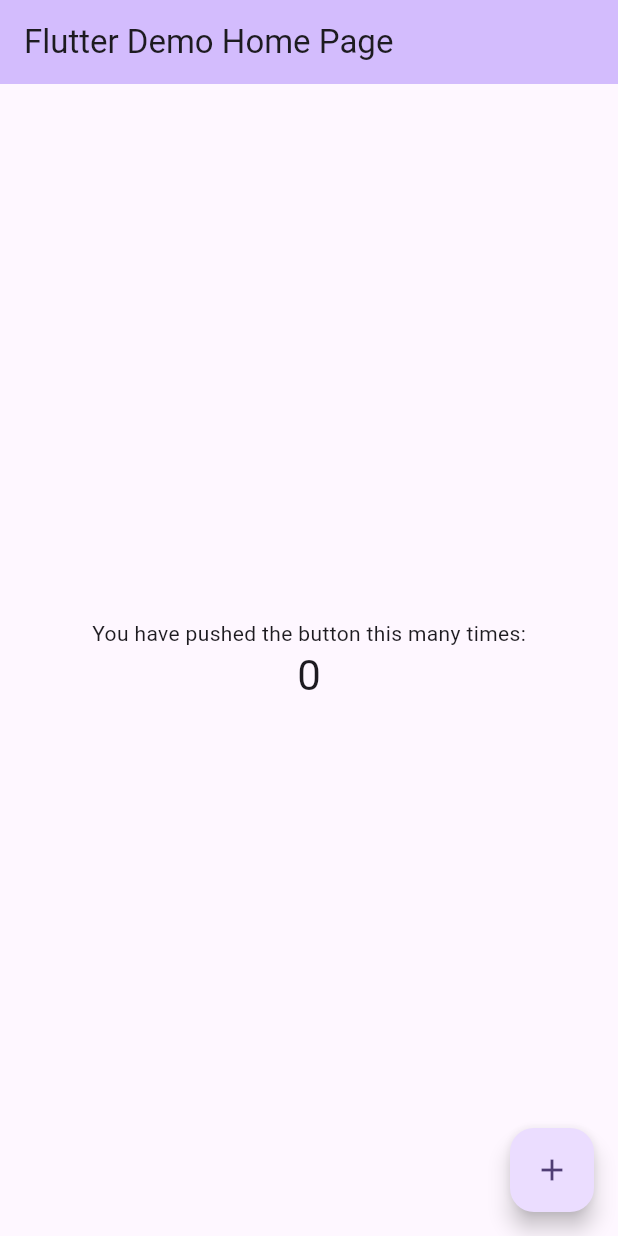
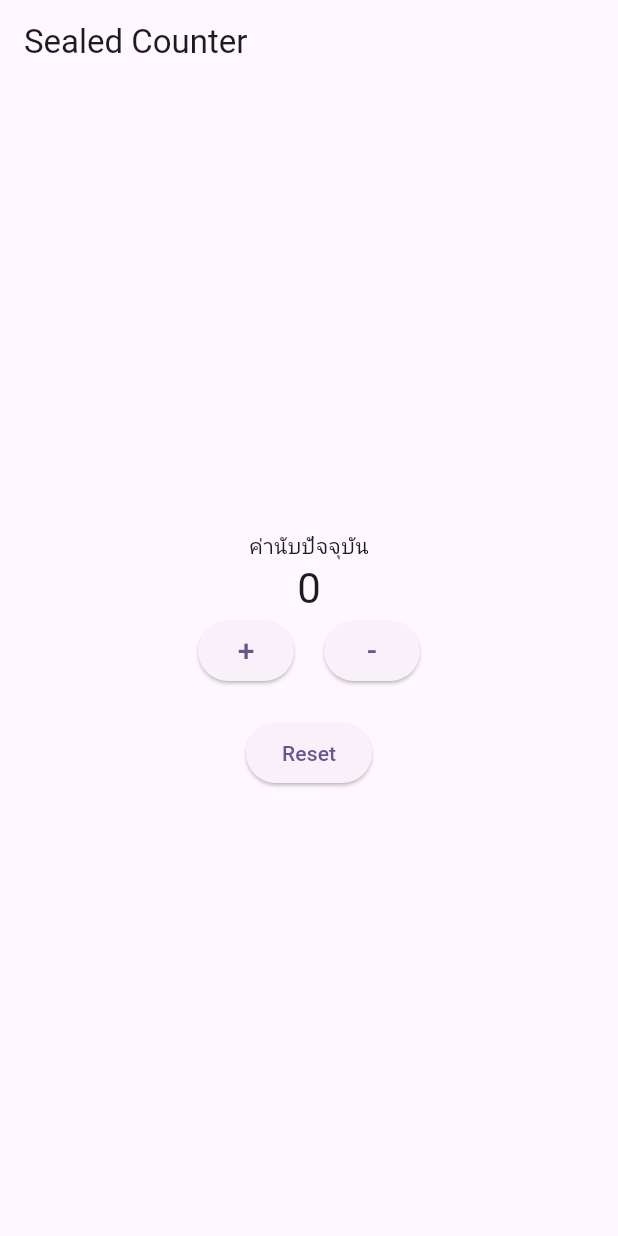
Before and after one commit to SkyDiamond/flutter_sealed_class_counter, a Flutter app: the screen it shows after launch, on a phone screen of 412 x 824 dp. Run offline on Flutter 3.47's test engine with Material 3 defaults, Android fonts, the phone set to English and light mode, and no system bars; our stand-ins replace flutter_riverpod.

Commit message:
Add Flutter Riverpod for state management and implement counter functionality
- Integrated `flutter_riverpod` version 2.6.1 for state management.
- Created `CouterPageController` to manage counter state with increment, decrement, and reset actions.
- Added `CouterPageState` to hold the counter value and handle state updates.
- Implemented `CouterPageView` for the UI, allowing users to interact with the counter.
- Updated `main.dart` to use `ProviderScope` for Riverpod integration and set the home widget to `CouterPageView`.

```diff
--- /dev/null
+++ b/lib/couter_page/couter_page_provider.dart
@@ -0,0 +1,6 @@
+import 'package:flutter_riverpod/flutter_riverpod.dart';
+import 'package:flutter_sealed_class_counter/couter_page/couter_page_controller.dart';
+import 'package:flutter_sealed_class_counter/couter_page/couter_page_state.dart';
+
+final counterProvider =
+    StateNotifierProvider<CouterPageController, CouterPageState>((ref) => CouterPageController());
--- /dev/null
+++ b/lib/couter_page/couter_page_selector.dart
@@ -0,0 +1,8 @@
+import 'package:flutter_riverpod/flutter_riverpod.dart';
+import 'package:flutter_sealed_class_counter/couter_page/couter_page_provider.dart';
+
+class CouterPageSelector {
+  static final count = Provider.autoDispose((ref) {
+    return ref.watch(counterProvider.select((value) => value.count));
+  });
+}
--- /dev/null
+++ b/lib/couter_page/couter_page_state.dart
@@ -0,0 +1,30 @@
+class CouterPageState {
+  final int count;
+
+  const CouterPageState({
+    this.count = 0,
+  });
+
+  CouterPageState copyWith({int? count}) {
+    return CouterPageState(
+      count: count ?? this.count,
+    );
+  }
+}
+
+sealed class CounterActionResult {}
+
+class CounterUpdated extends CounterActionResult {
+  final int value;
+  CounterUpdated(this.value);
+}
+
+class CounterReset extends CounterActionResult {
+  final int value;
+  CounterReset(this.value);
+}
+
+class CounterShowNegativeWarning extends CounterActionResult {
+  final String message;
+  CounterShowNegativeWarning(this.message);
+}
--- /dev/null
+++ b/lib/couter_page/couter_page_view.dart
@@ -0,0 +1,93 @@
+import 'package:flutter/material.dart';
+import 'package:flutter_riverpod/flutter_riverpod.dart';
+import 'package:flutter_sealed_class_counter/couter_page/couter_page_provider.dart';
+import 'package:flutter_sealed_class_counter/couter_page/couter_page_selector.dart';
+import 'package:flutter_sealed_class_counter/couter_page/couter_page_state.dart';
+
+class CouterPageView extends ConsumerStatefulWidget {
+  const CouterPageView({super.key});
+
+  @override
+  ConsumerState<CouterPageView> createState() => _CouterPageViewState();
+}
+
+class _CouterPageViewState extends ConsumerState<CouterPageView> {
+  @override
+  void initState() {
+    super.initState();
+  }
+
+  Future<void> _handle(CounterActionResult result) async {
+    switch (result) {
+      case CounterUpdated():
+        break;
+      case CounterReset():
+        break;
+      case CounterShowNegativeWarning():
+        if (context.mounted) {
+          showDialog(
+            context: context,
+            builder: (context) => AlertDialog(
+              title: Text(result.message),
+              actions: [
+                TextButton(
+                  onPressed: () => Navigator.pop(context),
+                  child: const Text('OK'),
+                ),
+              ],
+            ),
+          );
+        }
+        break;
+    }
+  }
+
+  @override
+  Widget build(BuildContext context) {
+    final count = ref.watch(CouterPageSelector.count);
+    final controller = ref.read(counterProvider.notifier);
+
+    return Scaffold(
+      appBar: AppBar(title: const Text('Sealed Counter')),
+      body: Center(
+        child: Column(
+          mainAxisAlignment: MainAxisAlignment.center,
+          children: <Widget>[
+            const Text(
+              'ค่านับปัจจุบัน',
+            ),
+            Text(
+              '$count',
+              style: Theme.of(context).textTheme.headlineMedium,
+            ),
+            Row(
+              mainAxisAlignment: MainAxisAlignment.center,
+              children: <Widget>[
+                ElevatedButton(
+                  onPressed: () => _handle(controller.increment()),
+                  child: const Text(
+                    '+',
+                    style: TextStyle(fontSize: 20),
+                  ),
+                ),
+                const SizedBox(width: 20),
+                ElevatedButton(
+                  onPressed: () => _handle(controller.decrement()),
+                  child: const Text(
+                    '-',
+                    style: TextStyle(fontSize: 20),
+                  ),
+                ),
+              ],
+            ),
+            const SizedBox(height: 20),
+            ElevatedButton(
+              onPressed: () => _handle(controller.reset()),
+              child: const Text('Reset'),
+            ),
+          ],
+        ),
+      ),
+    );
+  }
+}
--- a/lib/main.dart
+++ b/lib/main.dart
@@ -1,7 +1,9 @@
 import 'package:flutter/material.dart';
+import 'package:flutter_riverpod/flutter_riverpod.dart';
+import 'package:flutter_sealed_class_counter/couter_page/couter_page_view.dart';
 
 void main() {
-  runApp(const MyApp());
+  runApp(const ProviderScope(child: MyApp()));
 }
 
 class MyApp extends StatelessWidget {
@@ -10,60 +12,12 @@ class MyApp extends StatelessWidget {
   @override
   Widget build(BuildContext context) {
     return MaterialApp(
-      title: 'Flutter Demo',
+      title: 'Sealed Class Counter',
       theme: ThemeData(
         colorScheme: ColorScheme.fromSeed(seedColor: Colors.deepPurple),
         useMaterial3: true,
       ),
-      home: const MyHomePage(title: 'Flutter Demo Home Page'),
+      home: const CouterPageView(),
     );
   }
 }
-
-class MyHomePage extends StatefulWidget {
-  const MyHomePage({super.key, required this.title});
-
-  final String title;
-
-  @override
-  State<MyHomePage> createState() => _MyHomePageState();
-}
-
-class _MyHomePageState extends State<MyHomePage> {
-  int _counter = 0;
-
-  void _incrementCounter() {
-    setState(() {
-      _counter++;
-    });
-  }
-
-  @override
-  Widget build(BuildContext context) {
-    return Scaffold(
-      appBar: AppBar(
-        backgroundColor: Theme.of(context).colorScheme.inversePrimary,
-        title: Text(widget.title),
-      ),
-      body: Center(
-        child: Column(
-          mainAxisAlignment: MainAxisAlignment.center,
-          children: <Widget>[
-            const Text(
-              'You have pushed the button this many times:',
-            ),
-            Text(
-              '$_counter',
-              style: Theme.of(context).textTheme.headlineMedium,
-            ),
-          ],
-        ),
-      ),
-      floatingActionButton: FloatingActionButton(
-        onPressed: _incrementCounter,
-        tooltip: 'Increment',
-        child: const Icon(Icons.add),
-      ),
-    );
-  }
-}
--- a/pubspec.yaml
+++ b/pubspec.yaml
@@ -35,6 +35,7 @@ dependencies:
   # The following adds the Cupertino Icons font to your application.
   # Use with the CupertinoIcons class for iOS style icons.
   cupertino_icons: ^1.0.8
+  flutter_riverpod: ^2.6.1
 
 dev_dependencies:
   flutter_test:
```
Also changed, not shown: lib/couter_page/couter_page_controller.dart (added, +24 -0 lines), pubspec.lock.
